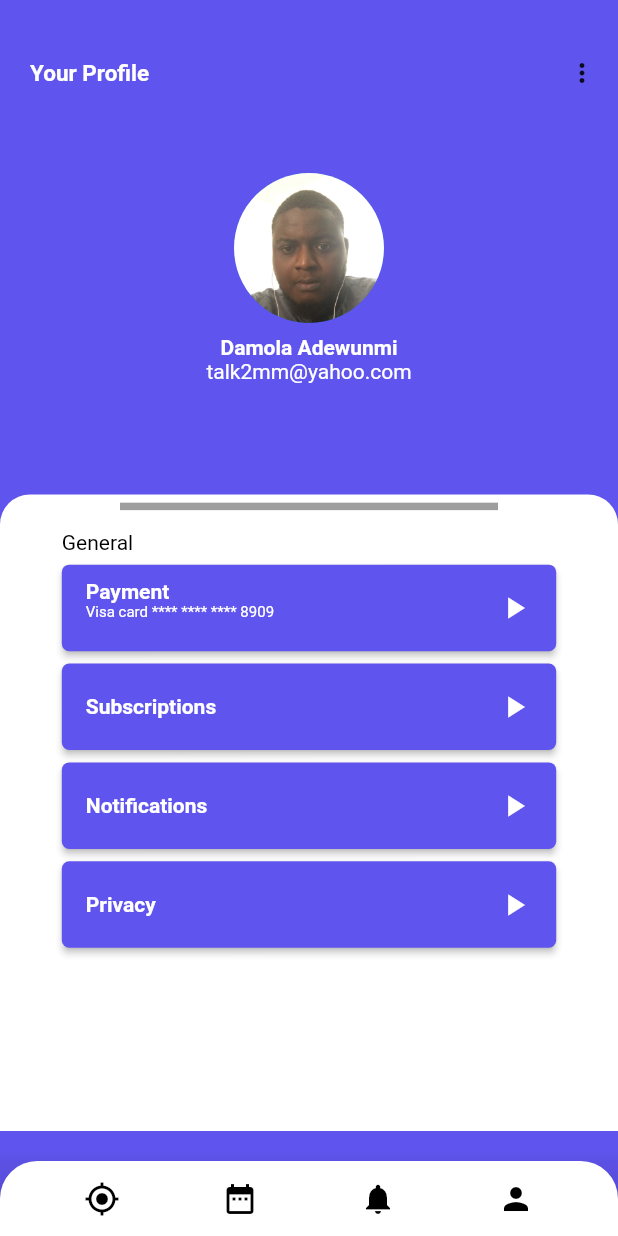
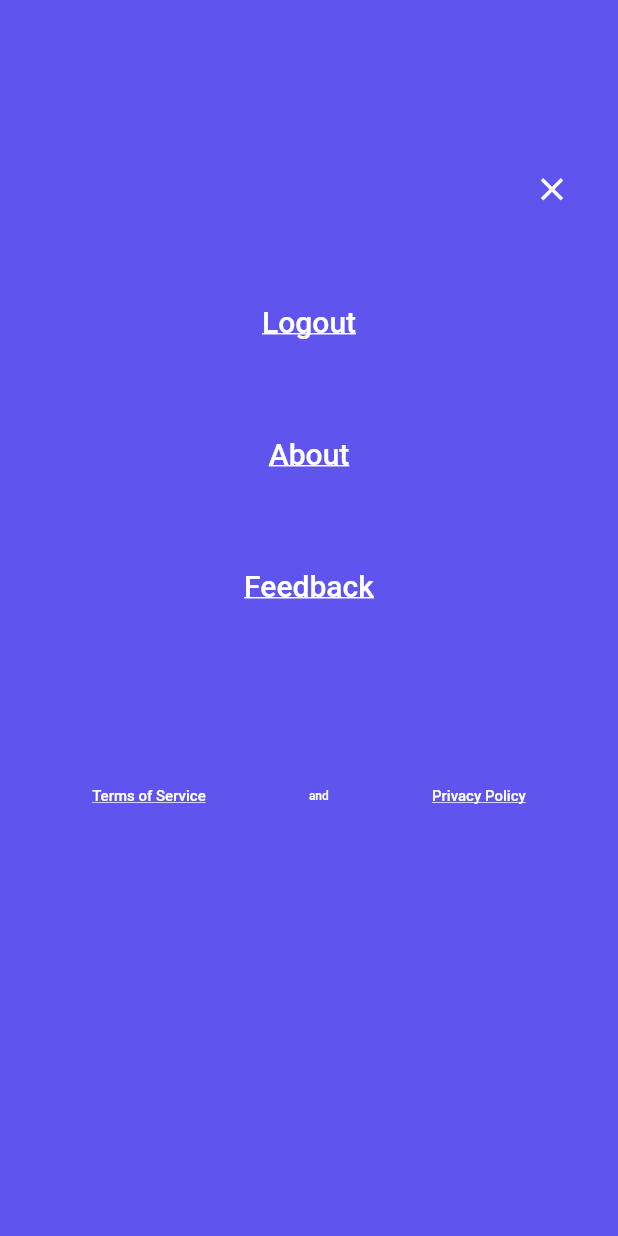
Before and after one commit to CalmExperts/Haus_party, a Flutter app: the screen it shows after launch, item 4 of the bottom bar chosen, after a tap on the "more vert" icon, on a phone screen of 412 x 824 dp. Run offline on Flutter 3.47's test engine with Material 2 defaults, Android fonts, the phone set to English and light mode, and no system bars; our stand-ins replace flutter_credit_card, qr_flutter, table_calendar; missing offline and left inert: dart:ffi.

Commit message:
can't track changes

```diff
--- a/lib/bottom_bar.dart
+++ b/lib/bottom_bar.dart
@@ -13,9 +13,9 @@ class BottomBar extends StatelessWidget {
         child: Container(
             height: 50.0,
             decoration: BoxDecoration(
-                borderRadius: BorderRadius.only(
-                    topLeft: Radius.circular(25.0),
-                    topRight: Radius.circular(25.0)),
+                // borderRadius: BorderRadius.only(
+                //     topLeft: Radius.circular(25.0),
+                //     topRight: Radius.circular(25.0)),
                 color: Colors.white),
             child: Row(
                 mainAxisAlignment: MainAxisAlignment.spaceBetween,
--- /dev/null
+++ b/lib/profile_settings.dart
@@ -0,0 +1,101 @@
+import 'package:flutter/material.dart';
+
+class ProfileSettings extends StatelessWidget {
+  @override
+  Widget build(BuildContext context) {
+    var size = MediaQuery.of(context).size;
+    return Scaffold(
+        backgroundColor: Color(0xFF5F54ED),
+        body: Column(children: <Widget>[
+          SizedBox(height: size.height * 0.1),
+          Container(
+            padding: EdgeInsets.all(20),
+            child: Column(
+              mainAxisAlignment: MainAxisAlignment.center,
+              children: <Widget>[
+                Row(
+                  mainAxisAlignment: MainAxisAlignment.end,
+                  children: <Widget>[
+                    IconButton(
+                      icon: Icon(Icons.close,),
+                      color: Colors.white,
+                      iconSize: 25,
+                      onPressed: () {
+                        Navigator.pop(context);
+                      }
+                    )
+                  ],
+                ),
+                Container(
+                  padding: EdgeInsets.only(top: 40),
+                  child: FlatButton(
+                      onPressed: () {},
+                      child: Text("Logout",
+                          style: TextStyle(
+                              color: Colors.white,
+                              fontSize: 20,
+                              decoration: TextDecoration.underline))),
+                ),
+                Container(
+                  padding: EdgeInsets.only(top: 40),
+                  child: FlatButton(
+                      onPressed: () {},
+                      child: Text("About",
+                          style: TextStyle(
+                              color: Colors.white,
+                              fontSize: 20,
+                              decoration: TextDecoration.underline))),
+                ),
+                Container(
+                  padding: EdgeInsets.only(top: 40),
+                  child: FlatButton(
+                      onPressed: () {},
+                      child: Text("Feedback",
+                          style: TextStyle(
+                              color: Colors.white,
+                              fontSize: 20,
+                              decoration: TextDecoration.underline))),
+                ),
+                SizedBox(height: size.height * 0.1),
+                Padding(
+                  padding: const EdgeInsets.all(10.0),
+                  child: Row(
+                    mainAxisAlignment: MainAxisAlignment.spaceEvenly,
+                    children: <Widget>[
+                      FlatButton(
+                          onPressed: () {},
+                          child: Text("Terms of Service",
+                              style: TextStyle(
+                                  color: Colors.white,
+                                  fontSize: 10,
+                                  decoration: TextDecoration.underline))),
+                      // Spacer(),
+                      FlatButton(
+                        onPressed: () {},
+                        child: Text("and",
+                            style: TextStyle(color: Colors.white, fontSize: 8)),
+                      ),
+                      // Spacer(),
+                      FlatButton(
+                        onPressed: () {},
+                        child: Text("Privacy Policy",
+                            style: TextStyle(
+                                color: Colors.white,
+                                fontSize: 10,
+                                decoration: TextDecoration.underline)),
+                      )
+                    ],
+                  ),
+                ),
+                Padding(
+                    padding: EdgeInsets.only(top: 40),
+                    child: Row(
+                      mainAxisAlignment: MainAxisAlignment.center,
+                      children: <Widget>[],
+                    ))
+              ],
+            ),
+          )
+        ]));
+  }
+}
--- a/pubspec.yaml
+++ b/pubspec.yaml
@@ -27,6 +27,8 @@ dependencies:
   cupertino_icons: ^0.1.2
   table_calendar: ^2.2.3
   qr_flutter: ^3.1.0
+  flutter_credit_card: ^0.1.3
+
 
 dev_dependencies:
   flutter_test:
```
Also changed, not shown: lib/card_details.dart (added, +99 -0 lines), lib/profile_page.dart (+11 -2 lines), pubspec.lock.
